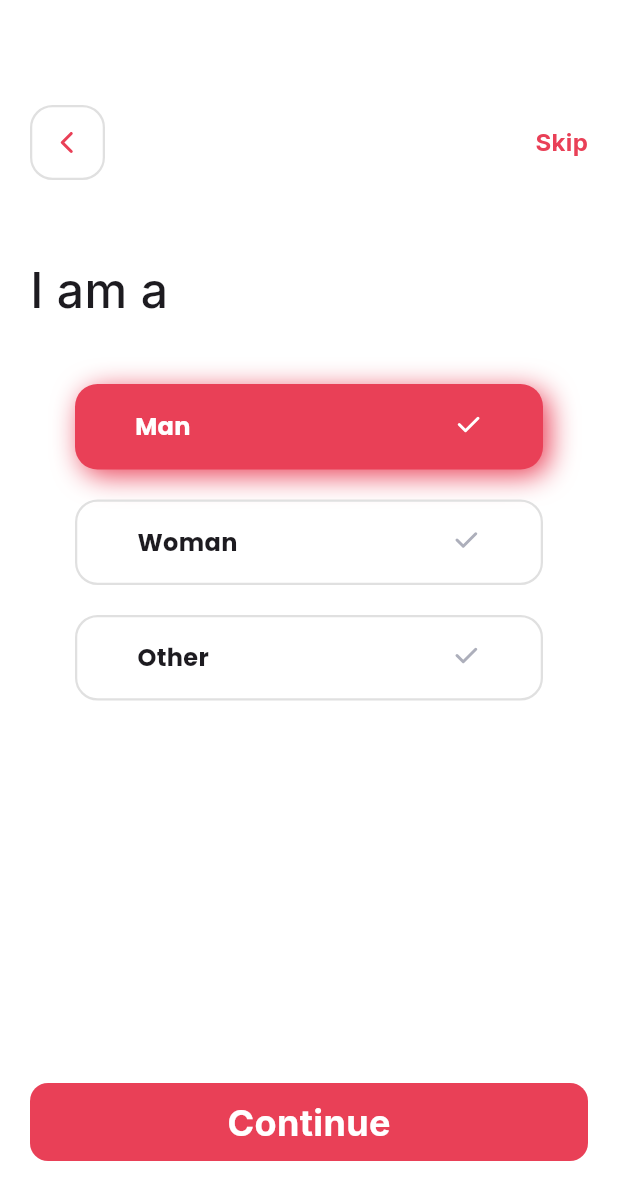
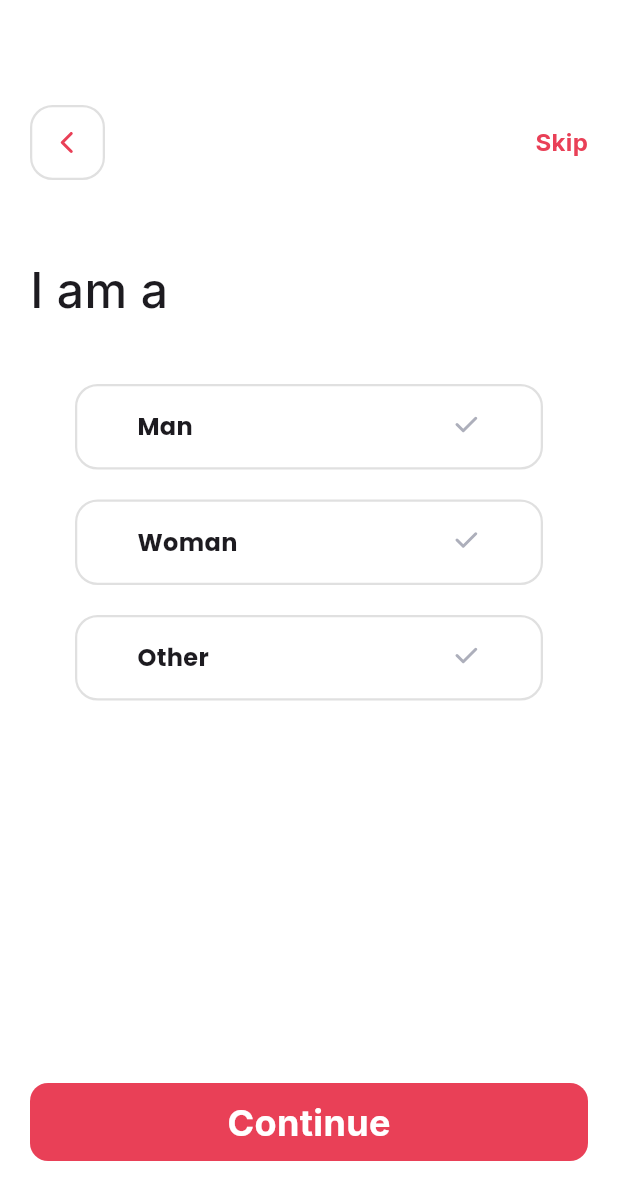
Before and after one commit to Dev-Saurabhraj/devcommunity_ui, a Flutter app: the GenderMainScreen screen opened by its route, on a phone screen of 412 x 824 dp. Shown: the top 1200 px of the screen. Run offline on Flutter 3.47's test engine with Material 3 defaults, Android fonts, the phone set to English and light mode, and no system bars; our stand-ins replace flutter_bloc, flutter_svg, go_router, google_fonts.

Commit message:
added bloc in gender and interest screen

```diff
--- /dev/null
+++ b/lib/screens/bloc/signup/signUpEvent.dart
@@ -0,0 +1,18 @@
+class SignUpEvent {}
+
+
+class SelectGender extends SignUpEvent {
+  final String gender;
+  SelectGender(this.gender);
+}
+
+class MoveToNextPageEvent extends SignUpEvent{
+}
+
+class BackToLastPageEvent extends SignUpEvent{
+}
+
+class SelectInterestEvent extends SignUpEvent{
+  final String selectedInterest;
+  SelectInterestEvent(this.selectedInterest);
+}
--- /dev/null
+++ b/lib/screens/bloc/signup/signupState.dart
@@ -0,0 +1,31 @@
+class SignUpState {}
+
+class GenderState extends SignUpState {
+  final int count;
+  final String? selectedGender;
+  final Set<String> selectedInterests;
+
+  GenderState({
+    this.selectedGender,
+    required this.count,
+    required this.selectedInterests,
+  });
+
+  GenderState copyWith({
+    int? count,
+    String? selectedGender,
+    Set<String>? selectedInterests,
+  }) {
+    return GenderState(
+      count: count ?? this.count,
+      selectedGender: selectedGender ?? this.selectedGender,
+      selectedInterests: selectedInterests ?? this.selectedInterests,
+    );
+  }
+}
+
+class SelectedInterestState extends SignUpState {
+  final Set<String> selectedInterest;
+
+  SelectedInterestState(this.selectedInterest);
+}
--- a/lib/screens/gender/chooseGender.dart
+++ b/lib/screens/gender/chooseGender.dart
@@ -1,5 +1,9 @@
+import 'package:devcommunity/screens/bloc/signup/signUpBloc.dart';
+import 'package:devcommunity/screens/bloc/signup/signUpEvent.dart';
+import 'package:devcommunity/screens/bloc/signup/signupState.dart';
 import 'package:flutter/material.dart';
 import 'package:flutter/services.dart';
+import 'package:flutter_bloc/flutter_bloc.dart';
 import 'package:flutter_svg/svg.dart';
 import 'package:google_fonts/google_fonts.dart';
 import '../../utils/colors.dart';
@@ -11,6 +15,8 @@ class ChooseGender extends StatelessWidget{
 
   @override
   Widget build(BuildContext context) {
+    return BlocBuilder<SignUpBloc, GenderState>(
+      builder: (context, state) {
         return Column(
           crossAxisAlignment: .start,
           children: [
@@ -21,17 +27,20 @@ class ChooseGender extends StatelessWidget{
               ),
             ),
             SizedBox(height: 30),
-        _genderBox('Man', true),
-        _genderBox('Woman', false),
-        _genderBox('Other', false),
+            _genderBox( context, 'Man',  state),
+            _genderBox(context , 'Woman',  state),
+            _genderBox(context, 'Other',  state),
           ],
+        );
+      }
     );
   }
 }
 
 
 
-Widget _genderBox(String title, bool isSelected) {
+Widget _genderBox(BuildContext context , String title, GenderState state) {
+ bool isSelected = state.selectedGender == title;
   return Padding(
     padding: const EdgeInsets.symmetric(horizontal: 30, vertical: 10),
     child: Container(
@@ -62,6 +71,7 @@ Widget _genderBox(String title, bool isSelected) {
         splashColor: DVColor.white,
         onTap: () {
           HapticFeedback.lightImpact();
+          context.read<SignUpBloc>().add(SelectGender(title));
         },
         child: Center(
           child: Padding(
--- a/lib/screens/genderMainScreen.dart
+++ b/lib/screens/genderMainScreen.dart
@@ -1,3 +1,5 @@
+import 'package:devcommunity/screens/bloc/signup/signUpBloc.dart';
+import 'package:devcommunity/screens/bloc/signup/signUpEvent.dart';
 import 'package:devcommunity/screens/gender/chooseGender.dart';
 import 'package:devcommunity/screens/interestScreen/chooseInterestScreen.dart';
 import 'package:devcommunity/utils/colors.dart';
@@ -6,19 +8,24 @@ import 'package:devcommunity/utils/icons.dart';
 import 'package:devcommunity/utils/textStyle.dart';
 import 'package:flutter/material.dart';
 import 'package:flutter/services.dart';
+import 'package:flutter_bloc/flutter_bloc.dart';
 import 'package:flutter_svg/flutter_svg.dart';
 import 'package:google_fonts/google_fonts.dart';
+import 'bloc/signup/signupState.dart';
 
 class GenderMainScreen extends StatelessWidget {
   const GenderMainScreen({super.key});
 
   @override
   Widget build(BuildContext context) {
-
     List<Widget> screens = [ChooseGender(), ChooseInterestScreen()];
-    return Scaffold(
+    return BlocProvider(
+      create: (_) => SignUpBloc(),
+      child: Scaffold(
         backgroundColor: DVColor.white,
-      body: Padding(
+        body: BlocBuilder<SignUpBloc, GenderState>(
+          builder: (context, state) {
+            return Padding(
               padding: const EdgeInsets.symmetric(horizontal: 20),
               child: Column(
                 crossAxisAlignment: .start,
@@ -31,7 +38,13 @@ class GenderMainScreen extends StatelessWidget {
                         InkWell(
                           onTap: () {
                             HapticFeedback.lightImpact();
+                            if (state.count > 0) {
+                              context.read<SignUpBloc>().add(
+                                BackToLastPageEvent(),
+                              );
+                            } else {
                               Navigator.pop(context);
+                            }
                           },
                           child: Container(
                             height: 50,
@@ -65,16 +78,20 @@ class GenderMainScreen extends StatelessWidget {
                       ],
                     ),
                   ),
-            Expanded(
-              child: screens[0],
+                  Expanded(child: screens[state.count]),
+                  GlobalButton(
+                    onPressed: () {
+                      if (state.count < screens.length-1) {
+                        context.read<SignUpBloc>().add(MoveToNextPageEvent());
+                      }
+                    },
+                    label: "Continue",
                   ),
-            GlobalButton(onPressed: (){
-
-            }, label: "Continue"),
-            SizedBox(
-              height: 50,
-            )
+                  SizedBox(height: 50),
                 ],
+              ),
+            );
+          },
         ),
       ),
     );
--- a/pubspec.yaml
+++ b/pubspec.yaml
@@ -38,6 +38,8 @@ dependencies:
   google_fonts: ^8.0.2
   flutter_inset_box_shadow: ^1.0.8
   flutter_svg: ^2.2.4
+  flutter_bloc: ^9.1.1
+  equatable: ^2.0.8
 
 dev_dependencies:
   flutter_test:
```
Also changed, not shown: lib/screens/bloc/signup/signUpBloc.dart (added, +30 -0 lines), lib/screens/interestScreen/chooseInterestScreen.dart (+18 -4 lines), pubspec.lock. Lines whose indentation alone changed are shown as unchanged.
